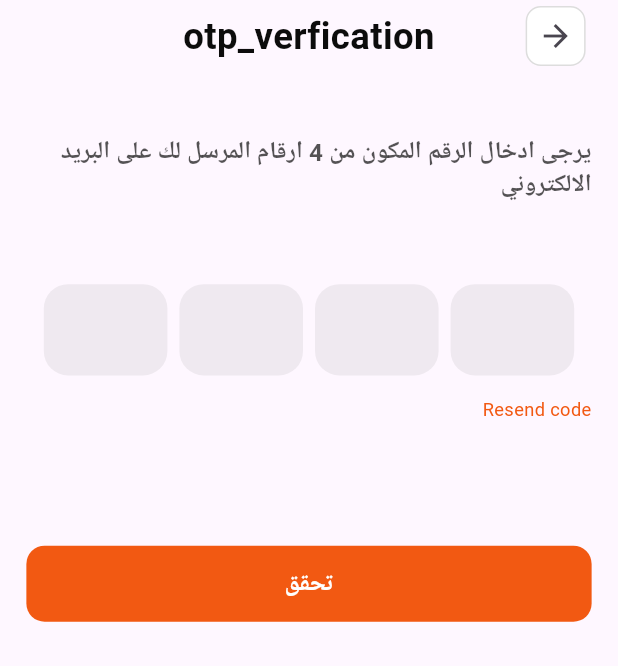
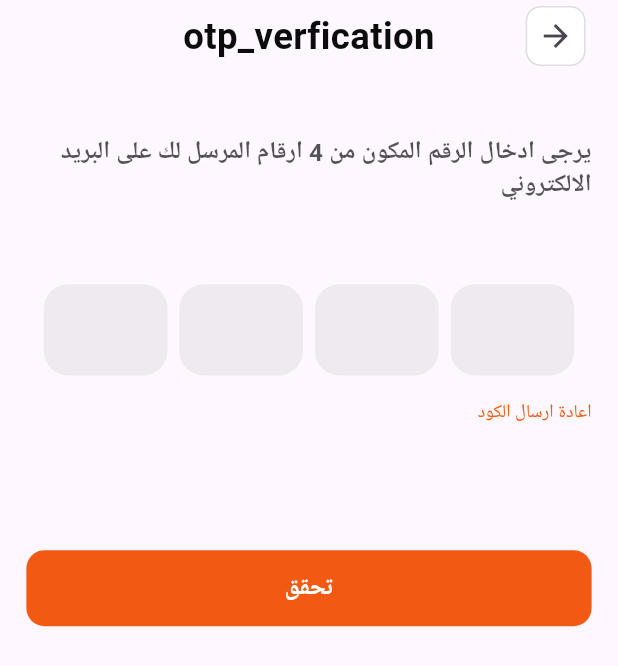
Before and after one commit to momenibrahim180-svg/Ecommerce-App, a Flutter app: the screen it shows after launch, after a tap on the "language" icon, after a tap on "تسجيل الدخول", on a phone screen of 412 x 824 dp. Shown: the top 666 px of the screen. Run offline on Flutter 3.47's test engine with Material 3 defaults, Android fonts, the phone set to English and light mode, and no system bars; drawn by our look-alikes of pinput; our stand-ins replace easy_localization, flutter_screenutil.

Commit message:
- Added code generation for key files.

```diff
--- a/assets/translations/ar.json
+++ b/assets/translations/ar.json
@@ -4,5 +4,6 @@
   "login_message": "للبقاء على اتصال معنا، يرجى تسجيل الدخول إلى حسابك",
   "phone_number": "رقم الهاتف",
   "please_enter_4_digit_code": "يرجى ادخال الرقم المكون من 4 ارقام المرسل لك على البريد الالكتروني",
-  "verify": "تحقق"
+  "verify": "تحقق",
+  "resend_code": "اعادة ارسال الكود"
   }
--- a/assets/translations/en.json
+++ b/assets/translations/en.json
@@ -5,5 +5,6 @@
   "phone_number": "Phone number",
   "otp_verfication" : "OTP Verfication",
   "please_enter_4_digit_code": "Please enter the 4 digit code we have sent to yor email",
-  "verify": "Verify"
+  "verify": "Verify",
+  "resend_code": "Resend code"
 }
--- a/lib/core/widgets/app_appbar.dart
+++ b/lib/core/widgets/app_appbar.dart
@@ -6,7 +6,7 @@ import 'package:flutter/material.dart';
 
 class AppAppBar extends StatelessWidget {
   final String title;
-  const AppAppBar({super.key,required this.title});
+  const AppAppBar({super.key, required this.title});
 
   @override
   Widget build(BuildContext context) {
@@ -22,7 +22,9 @@ class AppAppBar extends StatelessWidget {
                   side: BorderSide(color: AppColor.greyColor.withAlpha(90)),
                 ),
               ),
-              onPressed: () {},
+              onPressed: () {
+                Navigator.pop(context);
+              },
               icon: Icon(Icons.arrow_back),
             ),
           ],
--- a/lib/features/auth/ui/screens/login_screen.dart
+++ b/lib/features/auth/ui/screens/login_screen.dart
@@ -7,6 +7,7 @@ import 'package:ecommerce_youtube/core/widgets/app_button.dart';
 import 'package:ecommerce_youtube/core/widgets/app_padding.dart';
 import 'package:ecommerce_youtube/core/widgets/app_text_form_field.dart';
 import 'package:ecommerce_youtube/features/auth/ui/widgets/lang_icon.dart';
+import 'package:ecommerce_youtube/generated/locale_keys.g.dart';
 import 'package:flutter/material.dart';
 
 class LoginScreen extends StatefulWidget {
@@ -36,18 +37,18 @@ class _LoginScreenState extends State<LoginScreen> {
             children: [
               LangIcon(),
               15.height,
-              Text('login'.tr(), style: AppTextStyle.font24W700),
+              Text(LocaleKeys.login.tr(), style: AppTextStyle.font24W700),
               23.height,
-              Text('welcome'.tr(), style: AppTextStyle.font20W700),
+              Text(LocaleKeys.login_message.tr(), style: AppTextStyle.font20W700),
               8.height,
               Text(
-                'welcome_back'.tr(),
+                LocaleKeys.welcome_back.tr(),
                 style: AppTextStyle.font14W700.copyWith(
                   color: AppColor.blackColor.withValues(alpha: 0.70),
                 ),
               ),
               35.height,
-              Text('phone_number'.tr(), style: AppTextStyle.font15W700),
+              Text(LocaleKeys.phone_number.tr(), style: AppTextStyle.font15W700),
               8.height,
               AppTextFormField(
                 controller: _phoneController,
@@ -55,7 +56,7 @@ class _LoginScreenState extends State<LoginScreen> {
               ),
               104.height,
               AppButton(
-                text: 'login',
+                text: LocaleKeys.login,
                 onPressed: () {
                   Navigator.pushNamed(context, Routes.otp);
                 },
--- a/lib/features/auth/ui/screens/otp_screen.dart
+++ b/lib/features/auth/ui/screens/otp_screen.dart
@@ -7,6 +7,7 @@ import 'package:ecommerce_youtube/core/widgets/app_button.dart';
 import 'package:ecommerce_youtube/core/widgets/app_padding.dart';
 import 'package:ecommerce_youtube/features/auth/ui/widgets/otp_form_field.dart';
 import 'package:ecommerce_youtube/features/auth/ui/widgets/resend_code_widget.dart';
+import 'package:ecommerce_youtube/generated/locale_keys.g.dart';
 import 'package:flutter/material.dart';
 
 class OtpScreen extends StatelessWidget {
@@ -20,10 +21,10 @@ class OtpScreen extends StatelessWidget {
           padding: paddingHorizontal(16),
           child: Column(
             children: [
-              AppAppBar(title: 'otp_verfication'),
+              AppAppBar(title: LocaleKeys.otp_verfication.tr()),
               42.height,
               Text(
-                'please_enter_4_digit_code'.tr(),
+                LocaleKeys.please_enter_4_digit_code.tr(),
                 style: AppTextStyle.font16W700Black.copyWith(
                   color: AppColor.blackColor.withValues(alpha: 0.7),
                 ),
@@ -33,7 +34,7 @@ class OtpScreen extends StatelessWidget {
               16.height,
               ResendCodeWidget(),
               82.height,
-              AppButton(text: 'verify', onPressed: () {}),
+              AppButton(text: LocaleKeys.verify, onPressed: () {}),
             ],
           ),
         ),
--- a/lib/features/auth/ui/widgets/resend_code_widget.dart
+++ b/lib/features/auth/ui/widgets/resend_code_widget.dart
@@ -1,4 +1,6 @@
+import 'package:easy_localization/easy_localization.dart';
 import 'package:ecommerce_youtube/core/theming/app_text_style.dart';
+import 'package:ecommerce_youtube/generated/locale_keys.g.dart';
 import 'package:flutter/material.dart';
 
 class ResendCodeWidget extends StatelessWidget {
@@ -9,7 +11,7 @@ class ResendCodeWidget extends StatelessWidget {
     return Align(
       alignment: AlignmentGeometry.centerRight,
       child: InkWell(
-        child: Text('Resend code', style: AppTextStyle.font12W400MainColor),
+        child: Text(LocaleKeys.resend_code.tr(), style: AppTextStyle.font12W400MainColor),
       ),
     );
   }
--- a/lib/main.dart
+++ b/lib/main.dart
@@ -1,9 +1,9 @@
 import 'package:easy_localization/easy_localization.dart';
 import 'package:ecommerce_youtube/ecommerce_app.dart';
+import 'package:ecommerce_youtube/generated/codegen_loader.g.dart';
 import 'package:flutter/material.dart';
 
 void main() async {
-
   WidgetsFlutterBinding.ensureInitialized();
   await EasyLocalization.ensureInitialized();
 
@@ -13,6 +13,7 @@ void main() async {
       path: 'assets/translations',
       fallbackLocale: Locale('en'),
       startLocale: Locale('en'),
+      assetLoader: CodegenLoader(),
       child: const EcommerceApp(),
     ),
   );
```
Also changed, not shown: lib/generated/codegen_loader.g.dart (added), lib/generated/locale_keys.g.dart (added).
